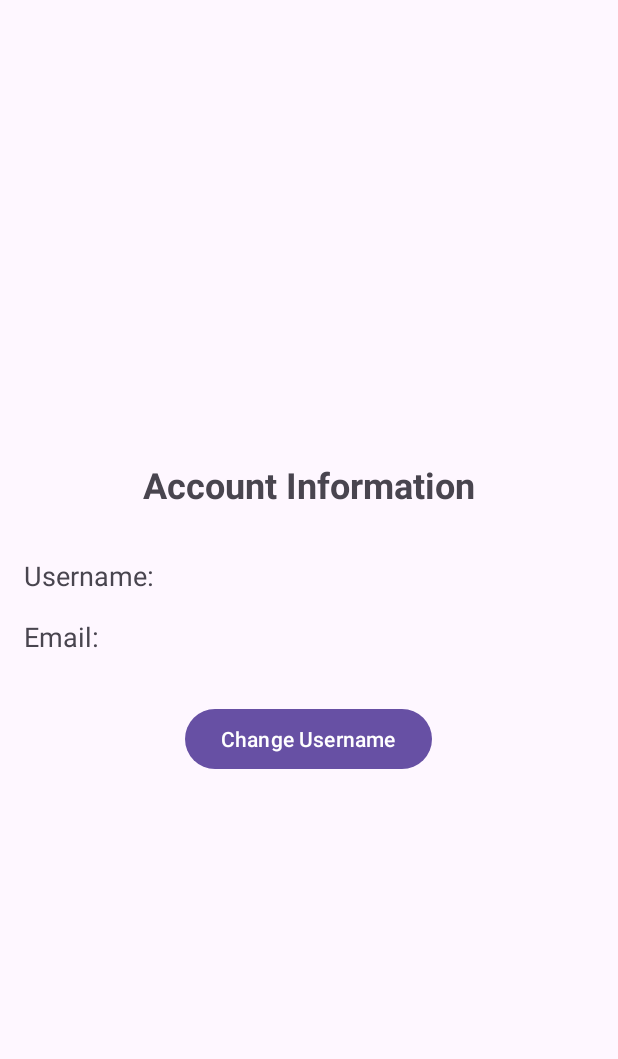
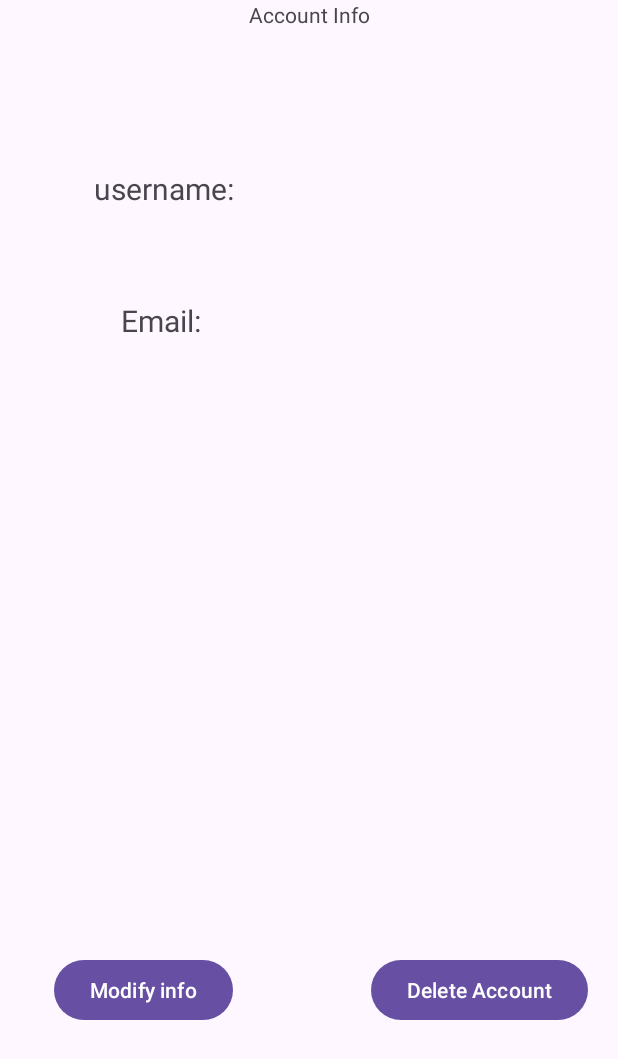
Before and after one commit to PardonMySkillz/THU-NotepadApp, an Android app: the account_info screen opened directly, with no data from a screen before it, on a phone screen of 412 x 824 dp. Shown: the top 1059 px of the screen. Run offline under Robolectric (Android 15) with nearby library versions, the phone set to English and light mode, and no system bars.

```diff
--- a/app/src/main/AndroidManifest.xml
+++ b/app/src/main/AndroidManifest.xml
@@ -21,6 +21,7 @@
         <activity
             android:name=".account_info"
             android:exported="false" />
+
         <activity
             android:name=".MainActivity"
             android:exported="false" />
--- a/app/src/main/java/com/tsinghua/notepad_app/account_info.java
+++ b/app/src/main/java/com/tsinghua/notepad_app/account_info.java
@@ -1,96 +1,24 @@
 package com.tsinghua.notepad_app;
 
-import android.content.Intent;
 import android.os.Bundle;
-import android.view.View;
-import android.widget.Button;
-import android.widget.TextView;
-import android.widget.Toast;
 
 import androidx.activity.EdgeToEdge;
-import androidx.annotation.NonNull;
 import androidx.appcompat.app.AppCompatActivity;
 import androidx.core.graphics.Insets;
 import androidx.core.view.ViewCompat;
 import androidx.core.view.WindowInsetsCompat;
 
-import com.google.android.gms.tasks.OnCompleteListener;
-import com.google.android.gms.tasks.Task;
-import com.google.firebase.auth.FirebaseAuth;
-import com.google.firebase.auth.FirebaseUser;
-import com.google.firebase.database.DataSnapshot;
-import com.google.firebase.database.DatabaseReference;
-import com.google.firebase.database.FirebaseDatabase;
-
 public class account_info extends AppCompatActivity {
-    private FirebaseAuth firebaseAuth;
-    private DatabaseReference databaseUserRef;
-    private TextView textViewUsername, textViewEmail;
-    private Button btnChangeUsername;
 
     @Override
     protected void onCreate(Bundle savedInstanceState) {
         super.onCreate(savedInstanceState);
         EdgeToEdge.enable(this);
         setContentView(R.layout.activity_account_info);
-
-
-        firebaseAuth = FirebaseAuth.getInstance();
-        FirebaseUser currentUser = firebaseAuth.getCurrentUser();
-        String userId = currentUser.getUid();
-
-        databaseUserRef = FirebaseDatabase.getInstance("https://mobileapplicationdevelop-8b4b4-default-rtdb.asia-southeast1.firebasedatabase.app/").getReference("Users");
-
-        textViewUsername = findViewById(R.id.textViewUsername);
-        textViewEmail = findViewById(R.id.textViewEmail);
-        btnChangeUsername = findViewById(R.id.btnChangeUsername);
-
-        retrieveAccountInfo(userId);
-
-        btnChangeUsername.setOnClickListener(new View.OnClickListener() {
-            @Override
-            public void onClick(View v) {
-                // Redirect to the "Change Username" option
-                Intent intent = new Intent(account_info.this, ChangeUsernameActivity.class);
-                startActivity(intent);
-                finish();
-            }
-        });
-
-
-
-
-
-    }
-    private void retrieveAccountInfo(String userId) {
-        databaseUserRef.child("Users").child(userId).get().addOnCompleteListener(new OnCompleteListener<DataSnapshot>() {
-            @Override
-            public void onComplete(@NonNull Task<DataSnapshot> task) {
-                if (task.isSuccessful()) {
-                    DataSnapshot snapshot = task.getResult();
-                    if (snapshot.exists()) {
-                        String username = snapshot.child("username").getValue(String.class);
-                        String email = snapshot.child("email").getValue(String.class);
-
-                        textViewUsername.setText(username);
-                        textViewEmail.setText(email);
-                    }
-                    else {
-                        // User data not found
-                        Toast.makeText(account_info.this, "User data not found.", Toast.LENGTH_SHORT).show();
-                    }
-                }
-                else {
-                    Exception exception = task.getException();
-                    if (exception != null) {
-                        Toast.makeText(account_info.this, "Error retreiving user data: " + exception.getMessage(), Toast.LENGTH_SHORT).show();
-                    }
-                    else {
-                        Toast.makeText(account_info.this, "Unknown error retreiving user data", Toast.LENGTH_SHORT).show();
-
-                    }
-                }
-            }
+        ViewCompat.setOnApplyWindowInsetsListener(findViewById(R.id.main), (v, insets) -> {
+            Insets systemBars = insets.getInsets(WindowInsetsCompat.Type.systemBars());
+            v.setPadding(systemBars.left, systemBars.top, systemBars.right, systemBars.bottom);
+            return insets;
         });
     }
 }
--- a/app/src/main/res/layout/activity_account_info.xml
+++ b/app/src/main/res/layout/activity_account_info.xml
@@ -1,65 +1,63 @@
 <?xml version="1.0" encoding="utf-8"?>
-<LinearLayout xmlns:android="http://schemas.android.com/apk/res/android"
+<androidx.constraintlayout.widget.ConstraintLayout xmlns:android="http://schemas.android.com/apk/res/android"
+    xmlns:app="http://schemas.android.com/apk/res-auto"
     xmlns:tools="http://schemas.android.com/tools"
+    android:id="@+id/main"
     android:layout_width="match_parent"
     android:layout_height="match_parent"
-    android:gravity="center"
-    android:orientation="vertical"
-    android:padding="16dp"
     tools:context=".account_info">
 
     <TextView
+        android:id="@+id/textView"
         android:layout_width="wrap_content"
         android:layout_height="wrap_content"
-        android:text="Account Information"
-        android:textSize="24sp"
-        android:textStyle="bold" />
-
-    <LinearLayout
-        android:layout_width="match_parent"
-        android:layout_height="wrap_content"
-        android:layout_marginTop="32dp"
-        android:orientation="horizontal">
+        android:text="Account Info"
+        app:layout_constraintEnd_toEndOf="parent"
+        app:layout_constraintStart_toStartOf="parent"
+        tools:layout_editor_absoluteY="25dp" />
 
     <TextView
+        android:id="@+id/usernameView"
         android:layout_width="wrap_content"
         android:layout_height="wrap_content"
-            android:text="Username: "
-            android:textSize="18sp" />
+        android:layout_marginTop="112dp"
+        android:text="username:"
+        android:textSize="20sp"
+        app:layout_constraintEnd_toEndOf="parent"
+        app:layout_constraintHorizontal_bias="0.197"
+        app:layout_constraintStart_toStartOf="parent"
+        app:layout_constraintTop_toTopOf="parent" />
 
     <TextView
-            android:id="@+id/textViewUsername"
+        android:id="@+id/EmailTextView"
         android:layout_width="wrap_content"
         android:layout_height="wrap_content"
-            android:textSize="18sp" />
+        android:layout_marginTop="200dp"
+        android:text="Email:"
+        android:textSize="20sp"
+        app:layout_constraintEnd_toEndOf="parent"
+        app:layout_constraintHorizontal_bias="0.225"
+        app:layout_constraintStart_toStartOf="parent"
+        app:layout_constraintTop_toTopOf="parent" />
 
-    </LinearLayout>
-
-    <LinearLayout
-        android:layout_width="match_parent"
-        android:layout_height="wrap_content"
-        android:layout_marginTop="16dp"
-        android:orientation="horizontal">
-
-        <TextView
+    <Button
+        android:id="@+id/changeInfoButton"
         android:layout_width="wrap_content"
         android:layout_height="wrap_content"
-            android:text="Email: "
-            android:textSize="18sp" />
+        android:layout_marginStart="36dp"
+        android:layout_marginBottom="140dp"
+        android:text="Modify info"
+        app:layout_constraintBottom_toBottomOf="parent"
+        app:layout_constraintStart_toStartOf="parent" />
 
-        <TextView
-            android:id="@+id/textViewEmail"
+    <Button
+        android:id="@+id/DeleteAcctButton"
         android:layout_width="wrap_content"
         android:layout_height="wrap_content"
-            android:textSize="18sp" />
+        android:layout_marginEnd="20dp"
+        android:layout_marginBottom="140dp"
+        android:text="Delete Account"
+        app:layout_constraintBottom_toBottomOf="parent"
+        app:layout_constraintEnd_toEndOf="parent" />
 
-    </LinearLayout>
-
-    <Button
-        android:id="@+id/btnChangeUsername"
-        android:layout_width="wrap_content"
-        android:layout_height="wrap_content"
-        android:layout_marginTop="32dp"
-        android:text="Change Username" />
-
-</LinearLayout>
+</androidx.constraintlayout.widget.ConstraintLayout>
```
Lines whose indentation alone changed are shown as unchanged.
